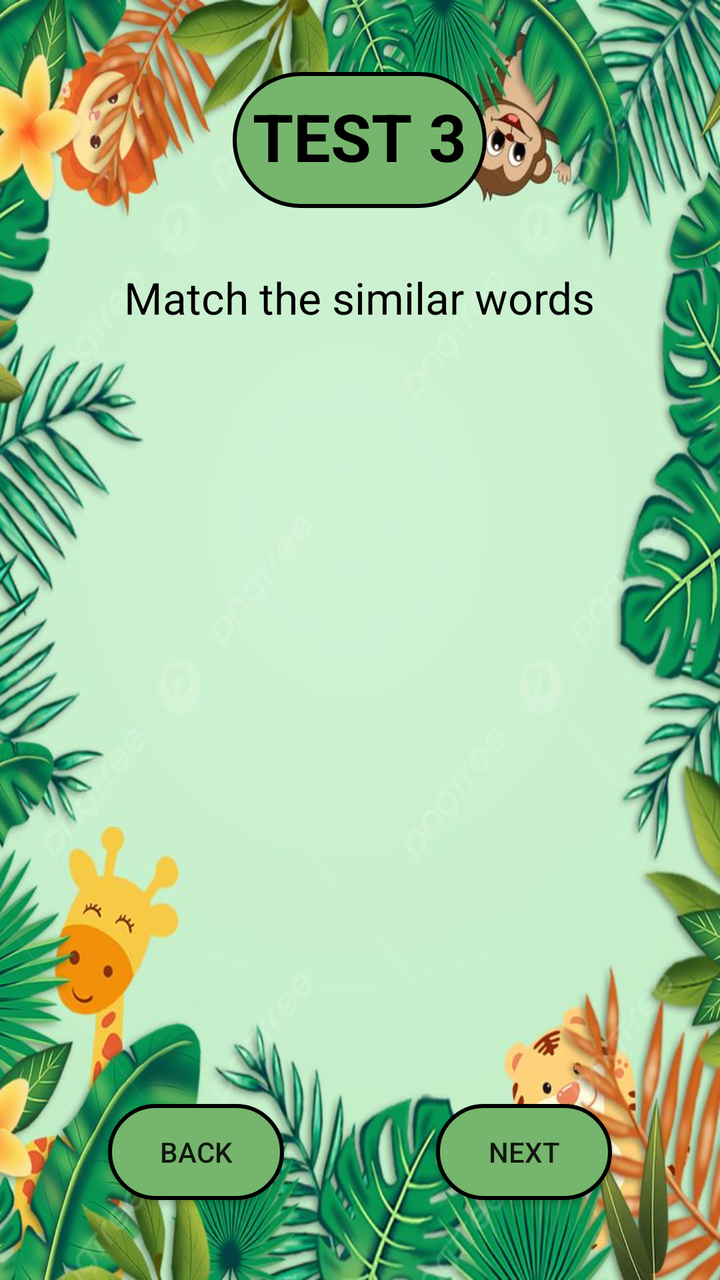
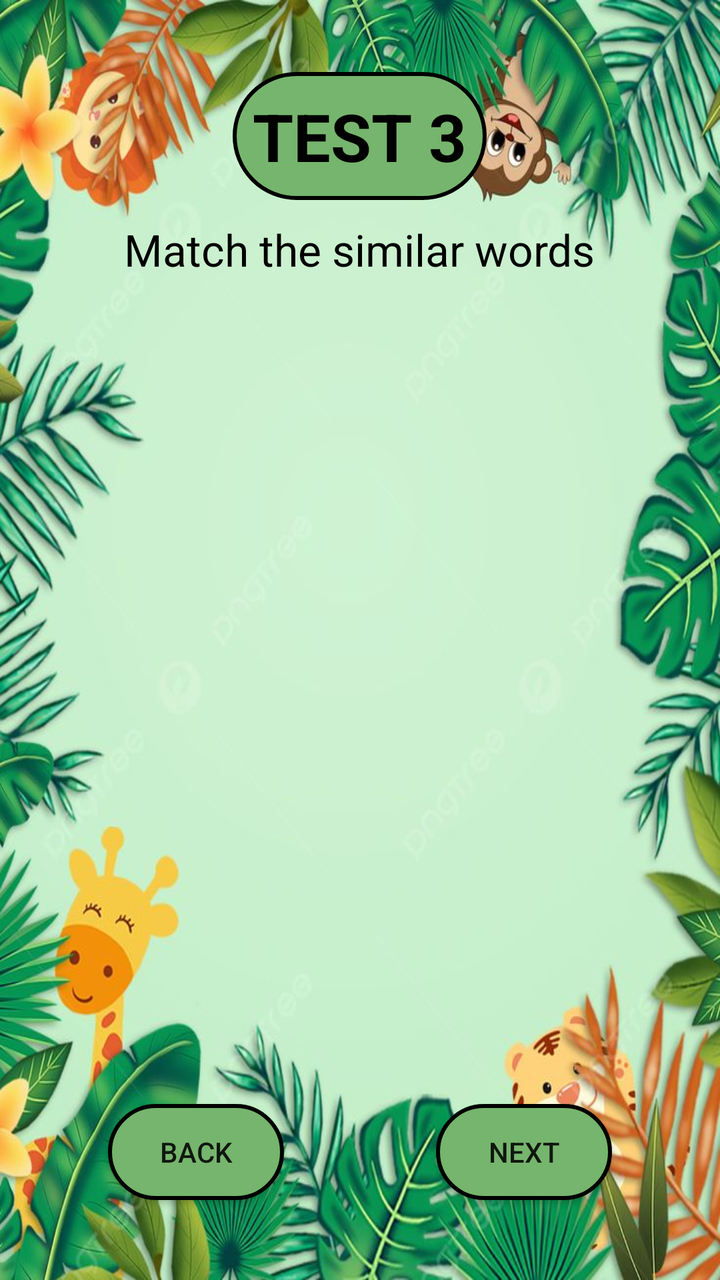

Screens rendered from an Android XML layout before and after an edit, with the pre-edit source and the edit as a unified diff.
<!-- AndroidManifest.xml: application theme AppTheme -->
<!-- res/layout/activity_dyslexiatest3.xml -->
<?xml version="1.0" encoding="utf-8"?>
<RelativeLayout xmlns:android="http://schemas.android.com/apk/res/android"
    xmlns:tools="http://schemas.android.com/tools"
    android:id="@+id/parentLayout"
    android:layout_width="match_parent"
    android:layout_height="match_parent"
    android:background="@drawable/background1"
    android:padding="16dp"
    tools:context=".DyslexiaTest3Activity">

    <TextView
        android:id="@+id/testTitle"
        android:layout_width="wrap_content"
        android:layout_height="68dp"
        android:text="TEST 3"
        android:textSize="33sp"
        android:background="@drawable/round_corners"
        android:layout_marginTop="20dp"
        android:layout_centerHorizontal="true"
        android:textColor="#000000"
        android:textStyle="bold"
        android:padding="10dp"
        android:layout_gravity="center_horizontal"/>


    <TextView
        android:id="@+id/instructionText"
        android:layout_width="wrap_content"
        android:layout_height="wrap_content"
        android:text="Match the similar words"
        android:textSize="22sp"
        android:textColor="#000000"
        android:layout_below="@id/testTitle"
        android:layout_centerHorizontal="true"
        android:layout_marginTop="30dp"
        android:layout_gravity="center_horizontal"/>

    <LinearLayout
        android:id="@+id/columnContainer"
        android:layout_width="match_parent"
        android:layout_height="wrap_content"
        android:orientation="horizontal"
        android:gravity="center"
        android:padding="16dp"
        android:layout_below="@id/instructionText"
        android:layout_marginTop="16dp">

        <LinearLayout
            android:id="@+id/leftColumn"
            android:layout_width="0dp"
            android:layout_height="wrap_content"
            android:layout_weight="1"
            android:orientation="vertical"
            android:gravity="center_horizontal" />

        <LinearLayout
            android:id="@+id/rightColumn"
            android:layout_width="0dp"
            android:layout_height="wrap_content"
            android:layout_weight="1"
            android:orientation="vertical"
            android:gravity="center_horizontal" />
    </LinearLayout>

    <LinearLayout
        android:id="@+id/bottomNavigation"
        android:layout_width="match_parent"
        android:layout_height="wrap_content"
        android:orientation="horizontal"
        android:gravity="center"
        android:layout_alignParentBottom="true"
        android:layout_marginBottom="16dp"
        android:weightSum="2">

        <Button
            android:id="@+id/backButton"
            android:layout_width="wrap_content"
            android:layout_height="wrap_content"
            android:layout_margin="8dp"
            android:background="@drawable/round_corners"
            android:text="BACK" />

        <View
            android:layout_width="0dp"
            android:layout_height="0dp"
            android:layout_weight="1" />

        <Button
            android:id="@+id/nextButton"
            android:layout_width="wrap_content"
            android:layout_height="wrap_content"
            android:layout_margin="8dp"
            android:background="@drawable/round_corners"
            android:text="NEXT" />
    </LinearLayout>

</RelativeLayout>
<!-- resources referenced by this layout -->
<resources>
  <!-- drawable background1: jpeg bitmap (drawable, 101759 bytes) -->
  <!-- drawable round_corners (drawable) -->
  <?xml version="1.0" encoding="utf-8"?>
  <shape xmlns:android="http://schemas.android.com/apk/res/android">
      <solid android:color="#76B56D" /> 
      <corners android:radius="50dp" />
      <stroke
          android:color="#000000"
          android:width="2dp"/>
  </shape>
  <style name="AppTheme" parent="Theme.AppCompat.Light.NoActionBar">
          <item name="colorButtonNormal">@null</item>
      </style>
</resources>

<!-- the commit's change to res/layout/activity_dyslexiatest3.xml (unified diff, before → after) -->
@@ -8,10 +8,11 @@
     android:padding="16dp"
     tools:context=".DyslexiaTest3Activity">
 
+    
     <TextView
         android:id="@+id/testTitle"
         android:layout_width="wrap_content"
-        android:layout_height="68dp"
+        android:layout_height="wrap_content"
         android:text="TEST 3"
         android:textSize="33sp"
         android:background="@drawable/round_corners"
@@ -19,10 +20,9 @@
         android:layout_centerHorizontal="true"
         android:textColor="#000000"
         android:textStyle="bold"
-        android:padding="10dp"
-        android:layout_gravity="center_horizontal"/>
+        android:padding="10dp" />
 
-
+    
     <TextView
         android:id="@+id/instructionText"
         android:layout_width="wrap_content"
@@ -32,43 +32,54 @@
         android:textColor="#000000"
         android:layout_below="@id/testTitle"
         android:layout_centerHorizontal="true"
-        android:layout_marginTop="30dp"
-        android:layout_gravity="center_horizontal"/>
+        android:layout_marginTop="10dp" />
 
+    
     <LinearLayout
-        android:id="@+id/columnContainer"
+        android:id="@+id/wordCenterWrapper"
         android:layout_width="match_parent"
         android:layout_height="wrap_content"
-        android:orientation="horizontal"
-        android:gravity="center"
-        android:padding="16dp"
+        android:orientation="vertical"
+        android:layout_above="@id/bottomNavigation"
         android:layout_below="@id/instructionText"
-        android:layout_marginTop="16dp">
+        android:layout_marginTop="20dp"
+        android:layout_marginBottom="20dp"
+        android:gravity="center_vertical|center_horizontal">
 
         <LinearLayout
-            android:id="@+id/leftColumn"
-            android:layout_width="0dp"
+            android:id="@+id/columnContainer"
+            android:layout_width="match_parent"
             android:layout_height="wrap_content"
-            android:layout_weight="1"
-            android:orientation="vertical"
-            android:gravity="center_horizontal" />
+            android:orientation="horizontal"
+            android:gravity="center"
+            android:padding="16dp">
 
-        <LinearLayout
-            android:id="@+id/rightColumn"
-            android:layout_width="0dp"
-            android:layout_height="wrap_content"
-            android:layout_weight="1"
-            android:orientation="vertical"
-            android:gravity="center_horizontal" />
+            <LinearLayout
+                android:id="@+id/leftColumn"
+                android:layout_width="0dp"
+                android:layout_height="wrap_content"
+                android:layout_weight="1"
+                android:orientation="vertical"
+                android:gravity="center_horizontal" />
+
+            <LinearLayout
+                android:id="@+id/rightColumn"
+                android:layout_width="0dp"
+                android:layout_height="wrap_content"
+                android:layout_weight="1"
+                android:orientation="vertical"
+                android:gravity="center_horizontal" />
+        </LinearLayout>
     </LinearLayout>
 
+    
     <LinearLayout
         android:id="@+id/bottomNavigation"
         android:layout_width="match_parent"
         android:layout_height="wrap_content"
+        android:layout_alignParentBottom="true"
         android:orientation="horizontal"
         android:gravity="center"
-        android:layout_alignParentBottom="true"
         android:layout_marginBottom="16dp"
         android:weightSum="2">
 
@@ -93,5 +104,4 @@
             android:background="@drawable/round_corners"
             android:text="NEXT" />
     </LinearLayout>
-
 </RelativeLayout>
